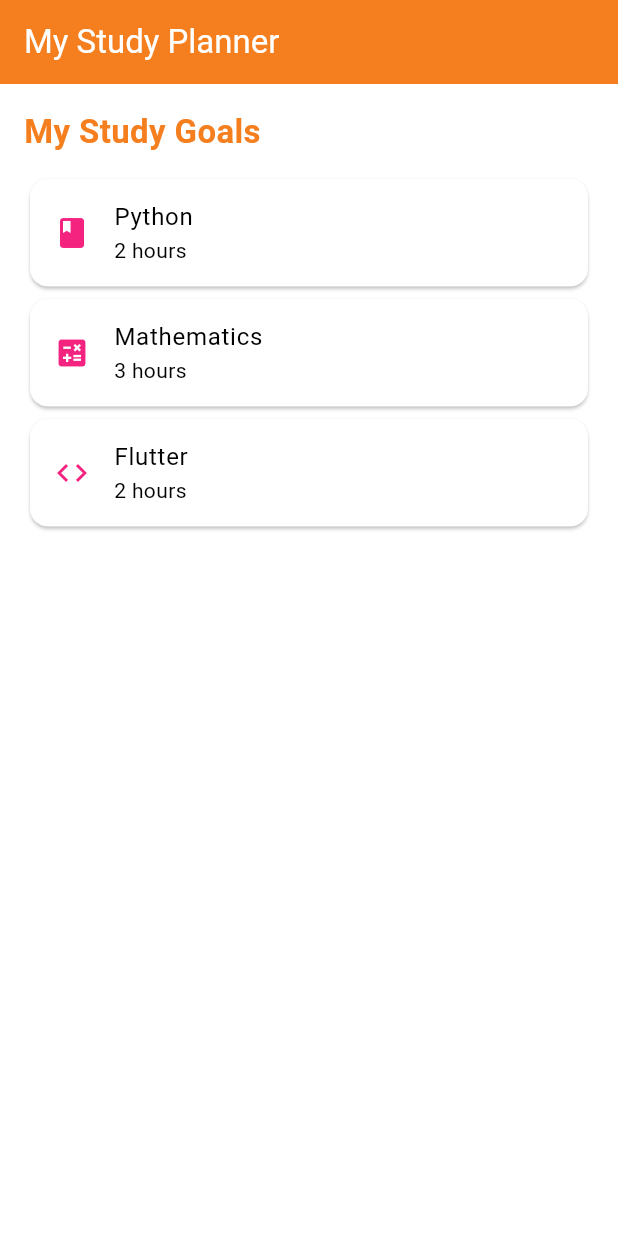
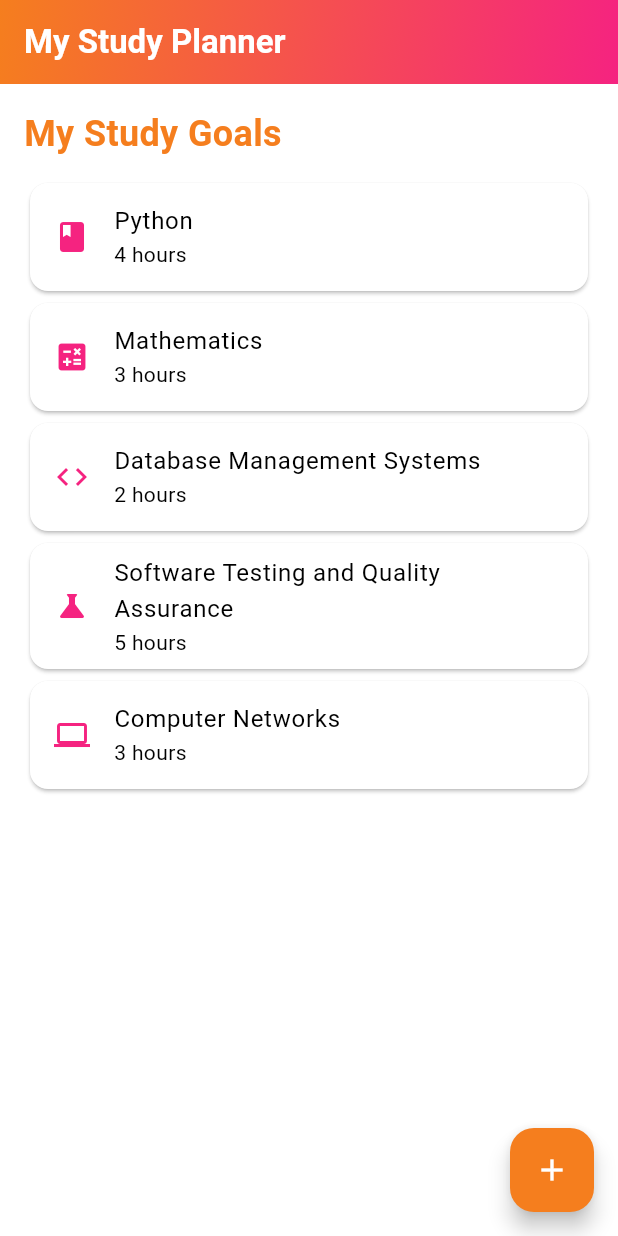
Before and after one commit to asmaatagelsir/Study-Planner, a Flutter app: the screen it shows after launch, on a phone screen of 412 x 824 dp. Run offline on Flutter 3.47's test engine with Material 3 defaults, Android fonts, the phone set to English and light mode, and no system bars; Roboto replaces fonts that are missing (georgia).

Commit message:
added more goal cards and floating button in our new version

```diff
--- a/lib/main.dart
+++ b/lib/main.dart
@@ -28,15 +28,23 @@ class MyApp extends StatelessWidget {
 class HomePage extends StatelessWidget {
   const HomePage({super.key});
 
-
   @override
   Widget build(BuildContext context) {
     return Scaffold(
       // STATIC: AppBar
       appBar: AppBar(
-        title: const Text('My Study Planner'),
-        backgroundColor: pantoneOrange,
+        title: const Text('My Study Planner', style: TextStyle(fontWeight: FontWeight.bold, fontFamily: 'georgia')),
+        backgroundColor: Colors.transparent,
         foregroundColor: Colors.white,
+        flexibleSpace: Container(
+          decoration: const BoxDecoration(
+            gradient: LinearGradient(
+              colors: [pantoneOrange, neonPink],
+              begin: Alignment.topLeft,
+              end: Alignment.bottomRight,
+            ),
+          ),
+        ),
       ),
 
       body: Padding(
@@ -45,11 +53,13 @@ class HomePage extends StatelessWidget {
           crossAxisAlignment: CrossAxisAlignment.start,
           children: [
             // STATIC: Heading
-      Text('My Study Goals',
+            Text(
+              'My Study Goals',
               style: TextStyle(
-            fontSize: 22,
+                fontSize: 24,
                 fontWeight: FontWeight.bold,
                 color: pantoneOrange,
+                fontFamily: 'georgia',
               ),
             ),
 
@@ -60,7 +70,7 @@ class HomePage extends StatelessWidget {
               child: ListTile(
                 leading: Icon(Icons.book, color: neonPink),
                 title: const Text('Python'),
-          subtitle: const Text('2 hours'),
+                subtitle: const Text('4 hours'),
               ),
             ),
             Card(
@@ -73,13 +83,34 @@ class HomePage extends StatelessWidget {
             Card(
               child: ListTile(
                 leading: Icon(Icons.code, color: neonPink),
-          title: const Text('Flutter'),
+                title: const Text('Database Management Systems'),
                 subtitle: const Text('2 hours'),
+              ),
+            ),
+            Card(
+              child: ListTile(
+                leading: Icon(Icons.science, color: neonPink),
+                title: const Text('Software Testing and Quality Assurance'),
+                subtitle: const Text('5 hours'),
+              ),
+            ),
+            Card(
+              child: ListTile(
+                leading: Icon(Icons.computer, color: neonPink),
+                title: const Text('Computer Networks'),
+                subtitle: const Text('3 hours'),
               ),
             ),
           ],
         ),
       ),
+      // STATIC: FloatingActionButton
+      floatingActionButton: FloatingActionButton(
+        onPressed: () {},
+        backgroundColor: pantoneOrange,
+        foregroundColor: Colors.white,
+        child: const Icon(Icons.add),
+      ),
     );
   }
 }
```
Lines whose indentation alone changed are shown as unchanged.
